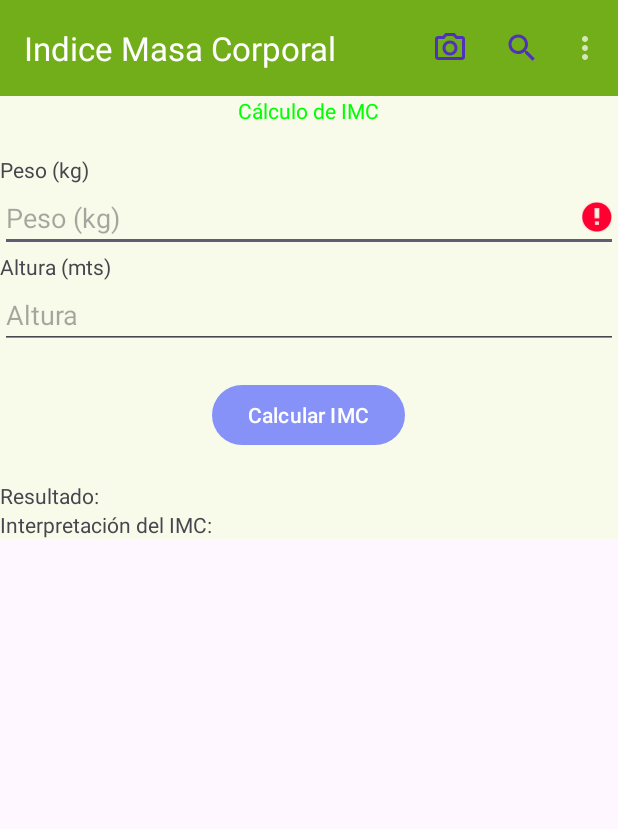
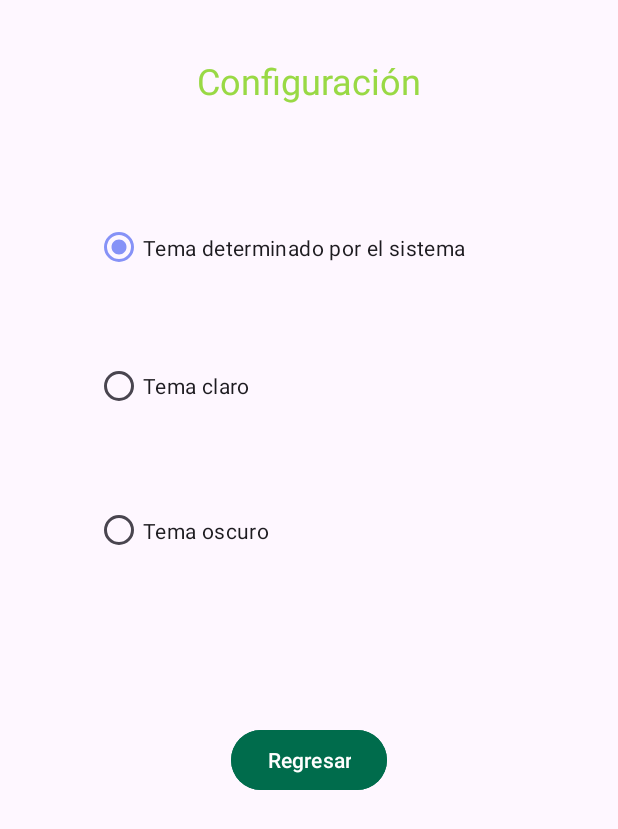
Before and after one commit to DarkZeyan/ITCHII-Android-Mobile-Apps, an Android app: the screen it shows after launch (MainActivity before the commit, Settings after it), in the options menu, after a tap on "Configuración", on a phone screen of 412 x 824 dp. Shown: the top 829 px of the screen. Run offline under Robolectric (Android 15) with nearby library versions, the phone set to English and light mode, and no system bars.

Commit message:
Finalizacion de tarea de Menu, Temas y Notificaciones

```diff
--- a/Indice_De_Masa_Corporal/app/src/main/java/mx/tecnm/chihuahua2/indice_de_masa_corporal/AboutMe.java
+++ b/Indice_De_Masa_Corporal/app/src/main/java/mx/tecnm/chihuahua2/indice_de_masa_corporal/AboutMe.java
@@ -1,11 +1,13 @@
 package mx.tecnm.chihuahua2.indice_de_masa_corporal;
 
+import android.content.SharedPreferences;
 import android.os.Bundle;
 import android.view.View;
 import android.widget.Button;
 
 import androidx.activity.EdgeToEdge;
 import androidx.appcompat.app.AppCompatActivity;
+import androidx.appcompat.app.AppCompatDelegate;
 import androidx.core.graphics.Insets;
 import androidx.core.view.ViewCompat;
 import androidx.core.view.WindowInsetsCompat;
@@ -19,6 +21,9 @@ public class AboutMe extends AppCompatActivity {
         super.onCreate(savedInstanceState);
         EdgeToEdge.enable(this);
         setContentView(R.layout.activity_about_me);
+        SharedPreferences sharedPreferences = getSharedPreferences("ThemePrefs", MODE_PRIVATE);
+        int themeMode = sharedPreferences.getInt("theme_mode", AppCompatDelegate.MODE_NIGHT_FOLLOW_SYSTEM);
+        AppCompatDelegate.setDefaultNightMode(themeMode);
         ViewCompat.setOnApplyWindowInsetsListener(findViewById(R.id.about), (v, insets) -> {
             Insets systemBars = insets.getInsets(WindowInsetsCompat.Type.systemBars());
             v.setPadding(systemBars.left, systemBars.top, systemBars.right, systemBars.bottom);
--- a/Indice_De_Masa_Corporal/app/src/main/java/mx/tecnm/chihuahua2/indice_de_masa_corporal/MainActivity.java
+++ b/Indice_De_Masa_Corporal/app/src/main/java/mx/tecnm/chihuahua2/indice_de_masa_corporal/MainActivity.java
@@ -1,13 +1,11 @@
 package mx.tecnm.chihuahua2.indice_de_masa_corporal;
 
-import static mx.tecnm.chihuahua2.indice_de_masa_corporal.R.id.button_calcularIMC;
-import static mx.tecnm.chihuahua2.indice_de_masa_corporal.R.id.textView_imc_interpretacion;
-
-import android.app.Notification;
 import android.app.NotificationChannel;
 import android.app.NotificationManager;
 import android.app.PendingIntent;
 import android.content.Intent;
+import android.content.SharedPreferences;
+import android.net.Uri;
 import android.os.Build;
 import android.os.Bundle;
 import android.view.Menu;
@@ -20,6 +18,7 @@ import android.widget.Toast;
 
 import androidx.activity.EdgeToEdge;
 import androidx.appcompat.app.AppCompatActivity;
+import androidx.appcompat.app.AppCompatDelegate;
 import androidx.appcompat.widget.Toolbar;
 import androidx.core.app.ActivityCompat;
 import androidx.core.app.NotificationCompat;
@@ -70,6 +69,11 @@ public class MainActivity extends AppCompatActivity {
         else if (itemId == R.id.settings) {
             // Abrir la configuracion
             Toast.makeText(this, "Configuracion", Toast.LENGTH_LONG).show();
+
+            //Llamar actividad de Settings
+            Intent intent = new Intent(this, Settings.class);
+            startActivity(intent);
+
         }
         else if (itemId == R.id.about) {
             // Abrir la acerca de
@@ -78,6 +82,17 @@ public class MainActivity extends AppCompatActivity {
             // Llamar la actividad de About Me
             Intent intent = new Intent(this, AboutMe.class);
             startActivity(intent);
+        }
+        else if(itemId==R.id.browser) {
+            // Abrir la galeria
+            Toast.makeText(this, "Navegador web", Toast.LENGTH_LONG).show();
+            Intent intent = new Intent();
+            String url = "https://www.google.com.mx";
+            intent.setAction(Intent.ACTION_VIEW);
+            intent.setData(Uri.parse(url));
+            startActivity(intent);
+
+
         }
         return true;
     }
@@ -128,6 +143,9 @@ public class MainActivity extends AppCompatActivity {
         super.onCreate(savedInstanceState);
         EdgeToEdge.enable(this);
         setContentView(R.layout.activity_main);
+        SharedPreferences sharedPreferences = getSharedPreferences("ThemePrefs", MODE_PRIVATE);
+        int themeMode = sharedPreferences.getInt("theme_mode", AppCompatDelegate.MODE_NIGHT_FOLLOW_SYSTEM);
+        AppCompatDelegate.setDefaultNightMode(themeMode);
         ViewCompat.setOnApplyWindowInsetsListener(findViewById(R.id.main), (v, insets) -> {
             Insets systemBars = insets.getInsets(WindowInsetsCompat.Type.systemBars());
             v.setPadding(systemBars.left, systemBars.top, systemBars.right, systemBars.bottom);
--- /dev/null
+++ b/Indice_De_Masa_Corporal/app/src/main/java/mx/tecnm/chihuahua2/indice_de_masa_corporal/Settings.java
@@ -0,0 +1,111 @@
+package mx.tecnm.chihuahua2.indice_de_masa_corporal;
+
+import android.content.SharedPreferences;
+import android.os.Bundle;
+import android.view.View;
+import android.widget.Button;
+import android.widget.RadioButton;
+
+import androidx.activity.EdgeToEdge;
+import androidx.appcompat.app.AppCompatActivity;
+import androidx.appcompat.app.AppCompatDelegate;
+import androidx.core.graphics.Insets;
+import androidx.core.view.ViewCompat;
+import androidx.core.view.WindowInsetsCompat;
+
+public class Settings extends AppCompatActivity {
+
+
+    Button button_return;
+    RadioButton radioButton_systemDefault;
+    RadioButton radioButton_lightMode;
+    RadioButton radioButton_darkMode;
+
+
+    //Metodo para el manejo del cambio de temas
+
+    private void switchTheme(int theme) {
+        SharedPreferences.Editor editor = getSharedPreferences("ThemePrefs", MODE_PRIVATE).edit();
+        editor.putInt("theme_mode", theme);
+        editor.apply();
+
+        // Aplicar el modo seleccionado
+        AppCompatDelegate.setDefaultNightMode(theme);
+    }
+
+
+    @Override
+    protected void onCreate(Bundle savedInstanceState) {
+        super.onCreate(savedInstanceState);
+        EdgeToEdge.enable(this);
+        setContentView(R.layout.activity_settings);
+        SharedPreferences sharedPreferences = getSharedPreferences("ThemePrefs", MODE_PRIVATE);
+        int themeMode = sharedPreferences.getInt("theme_mode", AppCompatDelegate.MODE_NIGHT_FOLLOW_SYSTEM);
+        AppCompatDelegate.setDefaultNightMode(themeMode);
+        ViewCompat.setOnApplyWindowInsetsListener(findViewById(R.id.main), (v, insets) -> {
+            Insets systemBars = insets.getInsets(WindowInsetsCompat.Type.systemBars());
+            v.setPadding(systemBars.left, systemBars.top, systemBars.right, systemBars.bottom);
+            return insets;
+        });
+
+
+        //Definicion para cambiar el tema de la app
+        button_return = findViewById(R.id.button_return);
+        radioButton_systemDefault = findViewById(R.id.radioButton_systemDefault);
+        radioButton_lightMode = findViewById(R.id.radioButton_lightMode);
+        radioButton_darkMode = findViewById(R.id.radioButton_darkMode);
+
+        // Validar que boton ya tiene dicha configuracion seleccionada
+        int currentTheme = AppCompatDelegate.getDefaultNightMode();
+        if (currentTheme == AppCompatDelegate.MODE_NIGHT_FOLLOW_SYSTEM) {
+            radioButton_systemDefault.setChecked(true);
+        } else if (currentTheme == AppCompatDelegate.MODE_NIGHT_YES) {
+            radioButton_darkMode.setChecked(true);
+        }
+        else {
+            radioButton_lightMode.setChecked(true);
+        }
+
+        //
+        radioButton_systemDefault.setOnClickListener(new View.OnClickListener() {
+            @Override
+            public void onClick(View v) {
+                switchTheme(AppCompatDelegate.MODE_NIGHT_FOLLOW_SYSTEM);
+                // Desactivar seleccion de los otros botones
+                radioButton_lightMode.setChecked(false);
+                radioButton_darkMode.setChecked(false);
+            }
+            });
+
+        radioButton_lightMode.setOnClickListener(new View.OnClickListener() {
+            @Override
+            public void onClick(View v) {
+                switchTheme(AppCompatDelegate.MODE_NIGHT_NO);
+
+                // Desactivar seleccion de los otros botones
+                radioButton_darkMode.setChecked(false);
+                radioButton_systemDefault.setChecked(false);
+            }
+            });
+
+        radioButton_darkMode.setOnClickListener(new View.OnClickListener() {
+            @Override
+            public void onClick(View v) {
+                switchTheme(AppCompatDelegate.MODE_NIGHT_YES);
+
+                // Desactivar seleccion de los otros botones
+                radioButton_lightMode.setChecked(false);
+                radioButton_systemDefault.setChecked(false);
+            }
+            });
+
+
+        //Vinculación de objetos Java con elementos XML
+        button_return.setOnClickListener(new View.OnClickListener() {
+            @Override
+            public void onClick(View view) {
+                finish();
+            }
+        });
+    }
+}
--- /dev/null
+++ b/Indice_De_Masa_Corporal/app/src/main/res/drawable/baseline_settings_24.xml
@@ -0,0 +1,5 @@
+<vector xmlns:android="http://schemas.android.com/apk/res/android" android:height="24dp" android:tint="#31BC77" android:viewportHeight="24" android:viewportWidth="24" android:width="24dp">
+
+    <path android:fillColor="@android:color/white" android:pathData="M19.14,12.94c0.04,-0.3 0.06,-0.61 0.06,-0.94c0,-0.32 -0.02,-0.64 -0.07,-0.94l2.03,-1.58c0.18,-0.14 0.23,-0.41 0.12,-0.61l-1.92,-3.32c-0.12,-0.22 -0.37,-0.29 -0.59,-0.22l-2.39,0.96c-0.5,-0.38 -1.03,-0.7 -1.62,-0.94L14.4,2.81c-0.04,-0.24 -0.24,-0.41 -0.48,-0.41h-3.84c-0.24,0 -0.43,0.17 -0.47,0.41L9.25,5.35C8.66,5.59 8.12,5.92 7.63,6.29L5.24,5.33c-0.22,-0.08 -0.47,0 -0.59,0.22L2.74,8.87C2.62,9.08 2.66,9.34 2.86,9.48l2.03,1.58C4.84,11.36 4.8,11.69 4.8,12s0.02,0.64 0.07,0.94l-2.03,1.58c-0.18,0.14 -0.23,0.41 -0.12,0.61l1.92,3.32c0.12,0.22 0.37,0.29 0.59,0.22l2.39,-0.96c0.5,0.38 1.03,0.7 1.62,0.94l0.36,2.54c0.05,0.24 0.24,0.41 0.48,0.41h3.84c0.24,0 0.44,-0.17 0.47,-0.41l0.36,-2.54c0.59,-0.24 1.13,-0.56 1.62,-0.94l2.39,0.96c0.22,0.08 0.47,0 0.59,-0.22l1.92,-3.32c0.12,-0.22 0.07,-0.47 -0.12,-0.61L19.14,12.94zM12,15.6c-1.98,0 -3.6,-1.62 -3.6,-3.6s1.62,-3.6 3.6,-3.6s3.6,1.62 3.6,3.6S13.98,15.6 12,15.6z"/>
+
+</vector>
--- /dev/null
+++ b/Indice_De_Masa_Corporal/app/src/main/res/layout/activity_settings.xml
@@ -0,0 +1,77 @@
+<?xml version="1.0" encoding="utf-8"?>
+<androidx.constraintlayout.widget.ConstraintLayout xmlns:android="http://schemas.android.com/apk/res/android"
+    xmlns:app="http://schemas.android.com/apk/res-auto"
+    xmlns:tools="http://schemas.android.com/tools"
+    android:id="@+id/main"
+    android:layout_width="match_parent"
+    android:layout_height="match_parent"
+    tools:context=".Settings">
+
+    <TextView
+        android:id="@+id/textView_settingsTitle"
+        android:layout_width="wrap_content"
+        android:layout_height="wrap_content"
+        android:layout_marginTop="37dp"
+        android:layout_marginBottom="60dp"
+        android:text="@string/textView_settingsTitle"
+        android:textColor="@color/md_theme_inversePrimary"
+        android:textSize="24sp"
+        app:layout_constraintBottom_toTopOf="@+id/radioButton_systemDefault"
+        app:layout_constraintEnd_toEndOf="parent"
+        app:layout_constraintStart_toStartOf="parent"
+        app:layout_constraintTop_toTopOf="parent" />
+
+    <RadioButton
+        android:id="@+id/radioButton_systemDefault"
+        android:layout_width="0dp"
+        android:layout_height="0dp"
+        android:layout_marginStart="63dp"
+        android:layout_marginEnd="63dp"
+        android:layout_marginBottom="22dp"
+        android:buttonTint="@color/md_theme_tertiaryFixed"
+        android:text="@string/textView_systemMode"
+        app:layout_constraintBottom_toTopOf="@+id/radioButton_lightMode"
+        app:layout_constraintEnd_toEndOf="parent"
+        app:layout_constraintStart_toStartOf="parent"
+        app:layout_constraintTop_toBottomOf="@+id/textView_settingsTitle" />
+
+    <RadioButton
+        android:id="@+id/radioButton_lightMode"
+        android:layout_width="0dp"
+        android:layout_height="0dp"
+        android:layout_marginStart="63dp"
+        android:layout_marginEnd="63dp"
+        android:layout_marginBottom="26dp"
+        android:buttonTint="@color/md_theme_tertiaryFixed"
+        android:text="@string/textView_lightMode"
+        app:layout_constraintBottom_toTopOf="@+id/radioButton_darkMode"
+        app:layout_constraintEnd_toEndOf="parent"
+        app:layout_constraintStart_toStartOf="parent"
+        app:layout_constraintTop_toBottomOf="@+id/radioButton_systemDefault" />
+
+    <RadioButton
+        android:id="@+id/radioButton_darkMode"
+        android:layout_width="0dp"
+        android:layout_height="0dp"
+        android:layout_marginStart="63dp"
+        android:layout_marginEnd="63dp"
+        android:layout_marginBottom="94dp"
+        android:buttonTint="@color/md_theme_tertiaryFixed"
+        android:text="@string/textView_darkMode"
+        app:layout_constraintBottom_toTopOf="@+id/button_return"
+        app:layout_constraintEnd_toEndOf="parent"
+        app:layout_constraintStart_toStartOf="parent"
+        app:layout_constraintTop_toBottomOf="@+id/radioButton_lightMode" />
+
+    <Button
+        android:id="@+id/button_return"
+        android:layout_width="wrap_content"
+        android:layout_height="wrap_content"
+        android:layout_marginBottom="293dp"
+        android:backgroundTint="@color/md_theme_tertiary"
+        android:text="@string/button_return"
+        app:layout_constraintBottom_toBottomOf="parent"
+        app:layout_constraintEnd_toEndOf="parent"
+        app:layout_constraintStart_toStartOf="parent"
+        app:layout_constraintTop_toBottomOf="@+id/radioButton_darkMode" />
+</androidx.constraintlayout.widget.ConstraintLayout>
--- a/Indice_De_Masa_Corporal/app/src/main/res/menu/toolbar_menu.xml
+++ b/Indice_De_Masa_Corporal/app/src/main/res/menu/toolbar_menu.xml
@@ -13,11 +13,15 @@
         app:showAsAction="ifRoom|collapseActionView"
         />
 
-    <item android:id="@+id/settings"
+    <item
+        android:id="@+id/settings"
         android:title="@string/itemMenu_configuracion" />
 
     <item android:id="@+id/about"
         android:title="@string/itemMenu_acerca_de" />
+    <item
+        android:id="@+id/browser"
+        android:title="@string/itemMenu_browser" />
 
 
 </menu>
--- a/Indice_De_Masa_Corporal/app/src/main/res/values/strings.xml
+++ b/Indice_De_Masa_Corporal/app/src/main/res/values/strings.xml
@@ -17,6 +17,7 @@
     <string name="itemMenu_busqueda">Busqueda</string>
     <string name="itemMenu_configuracion">Configuración</string>
     <string name="itemMenu_acerca_de">Acerca de</string>
+    <string name="itemMenu_browser">Navegador Web</string>
 
 
     <!-- Recursos para actividad de About Me -->
@@ -30,4 +31,9 @@
     <string name="channel_name">Indice de masa corporal</string>
     <string name="channel_description">Canal de notificaciones de IMC"</string>
 
+    <string name="textView_settingsTitle">Configuración</string>
+    <string name="textView_lightMode">Tema claro</string>
+    <string name="textView_darkMode">Tema oscuro</string>
+    <string name="textView_systemMode">Tema determinado por el sistema</string>
+
 </resources>
```
Also changed, not shown: Indice_De_Masa_Corporal/app/src/main/AndroidManifest.xml (+6 -1 lines), 1 other file.
